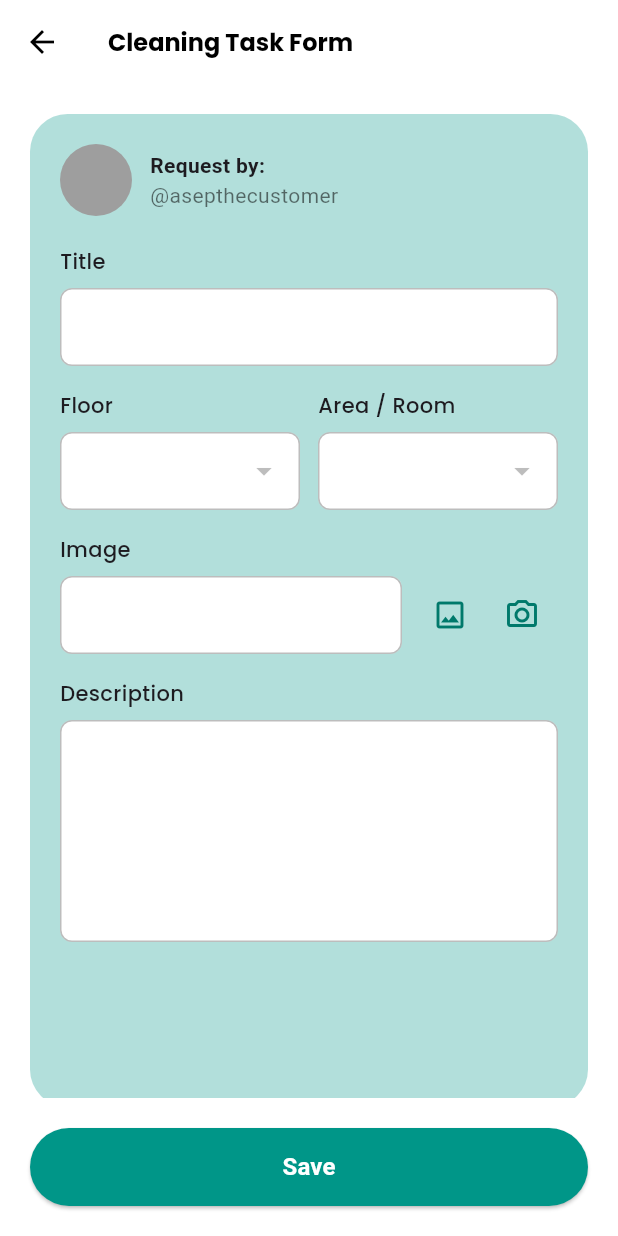
After one commit to oujisan/cleany-app, a Flutter app: the CleaningTaskFormScreen screen opened by its route, on a phone screen of 412 x 824 dp. The commit adds this screen. Run offline on Flutter 3.47's test engine with Material 3 defaults, Android fonts, the phone set to English and light mode, and no system bars; our stand-ins replace device_preview.

Commit message:
taskform

```diff
--- a/cleany_app/lib/main.dart
+++ b/cleany_app/lib/main.dart
@@ -1,6 +1,7 @@
 import 'package:cleany_app/src/views/home_page.dart';
 import 'package:cleany_app/src/views/profile_page.dart';
 import 'package:cleany_app/src/views/register_page.dart';
+import 'package:cleany_app/src/views/taskform_page.dart';
 import 'package:flutter/material.dart';
 import 'package:device_preview/device_preview.dart';
 import 'package:flutter/foundation.dart';
@@ -27,6 +28,7 @@ class MainApp extends StatelessWidget {
         '/register': (context) => RegisterScreen(),
         '/profile': (context) => ProfilePage(),
         '/home': (context) => HomeScreen(),
+        '/add': (context) => const CleaningTaskFormScreen(),
       },
         );
   }
--- /dev/null
+++ b/cleany_app/lib/src/views/taskform_page.dart
@@ -0,0 +1,175 @@
+import 'package:cleany_app/core/colors.dart';
+import 'package:cleany_app/core/font.dart';
+import 'package:flutter/material.dart';
+
+class CleaningTaskFormScreen extends StatelessWidget {
+  const CleaningTaskFormScreen({super.key});
+
+  @override
+  Widget build(BuildContext context) {
+    return Scaffold(
+      backgroundColor: Colors.white,
+      appBar: AppBar(
+        automaticallyImplyLeading: true,
+        backgroundColor: Colors.white,
+        elevation: 0,
+        title: Text(
+          'Cleaning Task Form',
+          style: AppFonts.bodyMedium.copyWith(
+            color: Colors.black,
+            fontWeight: FontWeight.bold,
+          ),
+        ),
+        iconTheme: const IconThemeData(color: Colors.black),
+      ),
+      body: SingleChildScrollView(
+        padding: const EdgeInsets.all(20),
+        child: Container(
+          decoration: BoxDecoration(
+            color: const Color(0xFFB2DFDB),
+            borderRadius: BorderRadius.circular(25),
+          ),
+          padding: const EdgeInsets.all(20),
+          child: Column(
+            crossAxisAlignment: CrossAxisAlignment.start,
+            children: [
+              Row(
+                children: [
+                  const CircleAvatar(
+                    radius: 24,
+                    backgroundColor: Colors.grey,
+                  ),
+                  const SizedBox(width: 12),
+                  Column(
+                    crossAxisAlignment: CrossAxisAlignment.start,
+                    children: const [
+                      Text(
+                        'Request by:',
+                        style: TextStyle(fontWeight: FontWeight.bold),
+                      ),
+                      Text(
+                        '@asepthecustomer',
+                        style: TextStyle(color: Colors.black54),
+                      ),
+                    ],
+                  ),
+                ],
+              ),
+              const SizedBox(height: 20),
+
+              Text('Title', style: AppFonts.bodySmall.copyWith(fontWeight: FontWeight.w500)),
+              const SizedBox(height: 8),
+              TextField(
+                decoration: _inputDecoration(),
+              ),
+              const SizedBox(height: 16),
+
+              Row(
+                children: [
+                  Expanded(
+                    child: Column(
+                      crossAxisAlignment: CrossAxisAlignment.start,
+                      children: [
+                        Text('Floor', style: AppFonts.bodySmall.copyWith(fontWeight: FontWeight.w500)),
+                        const SizedBox(height: 8),
+                        DropdownButtonFormField<String>(
+                          isExpanded: true,
+                          decoration: _inputDecoration(),
+                          items: const [], // ← Dummy data dihapus
+                          onChanged: (val) {},
+                        ),
+                      ],
+                    ),
+                  ),
+                  const SizedBox(width: 12),
+                  Expanded(
+                    child: Column(
+                      crossAxisAlignment: CrossAxisAlignment.start,
+                      children: [
+                        Text('Area / Room', style: AppFonts.bodySmall.copyWith(fontWeight: FontWeight.w500)),
+                        const SizedBox(height: 8),
+                        DropdownButtonFormField<String>(
+                          isExpanded: true,
+                          decoration: _inputDecoration(),
+                          items: const [], // ← Dummy data dihapus
+                          onChanged: (val) {},
+                        ),
+                      ],
+                    ),
+                  ),
+                ],
+              ),
+              const SizedBox(height: 16),
+
+              Text('Image', style: AppFonts.bodySmall.copyWith(fontWeight: FontWeight.w500)),
+              const SizedBox(height: 8),
+              Row(
+                children: [
+                  Expanded(
+                    child: TextField(
+                      readOnly: true,
+                      decoration: _inputDecoration(),
+                    ),
+                  ),
+                  const SizedBox(width: 8),
+                  IconButton(
+                    onPressed: () {},
+                    icon: const Icon(Icons.image_outlined, color: Color(0xFF00796B)),
+                  ),
+                  IconButton(
+                    onPressed: () {},
+                    icon: const Icon(Icons.camera_alt_outlined, color: Color(0xFF00796B)),
+                  ),
+                ],
+              ),
+              const SizedBox(height: 16),
+
+              Text('Description', style: AppFonts.bodySmall.copyWith(fontWeight: FontWeight.w500)),
+              const SizedBox(height: 8),
+              TextField(
+                maxLines: 5,
+                decoration: _inputDecoration(),
+              ),
+              const SizedBox(height: 90),
+            ],
+          ),
+        ),
+      ),
+      bottomNavigationBar: Padding(
+        padding: const EdgeInsets.all(20),
+        child: ElevatedButton(
+          onPressed: () {},
+          style: ElevatedButton.styleFrom(
+            backgroundColor: const Color(0xFF009688),
+            shape: RoundedRectangleBorder(
+              borderRadius: BorderRadius.circular(32),
+            ),
+            padding: const EdgeInsets.symmetric(vertical: 14),
+            minimumSize: const Size.fromHeight(52),
+          ),
+          child: const Text(
+            'Save',
+            style: TextStyle(fontSize: 16, fontWeight: FontWeight.bold, color: Colors.white),
+          ),
+        ),
+      ),
+    );
+  }
+
+  static InputDecoration _inputDecoration() {
+    return InputDecoration(
+      filled: true,
+      fillColor: Colors.white,
+      isDense: true,
+      contentPadding: const EdgeInsets.symmetric(horizontal: 12, vertical: 14),
+      enabledBorder: OutlineInputBorder(
+        borderSide: const BorderSide(color: Colors.black26),
+        borderRadius: BorderRadius.circular(8),
+      ),
+      focusedBorder: OutlineInputBorder(
+        borderSide: const BorderSide(color: Colors.black45),
+        borderRadius: BorderRadius.circular(8),
+      ),
+    );
+  }
+}
```
